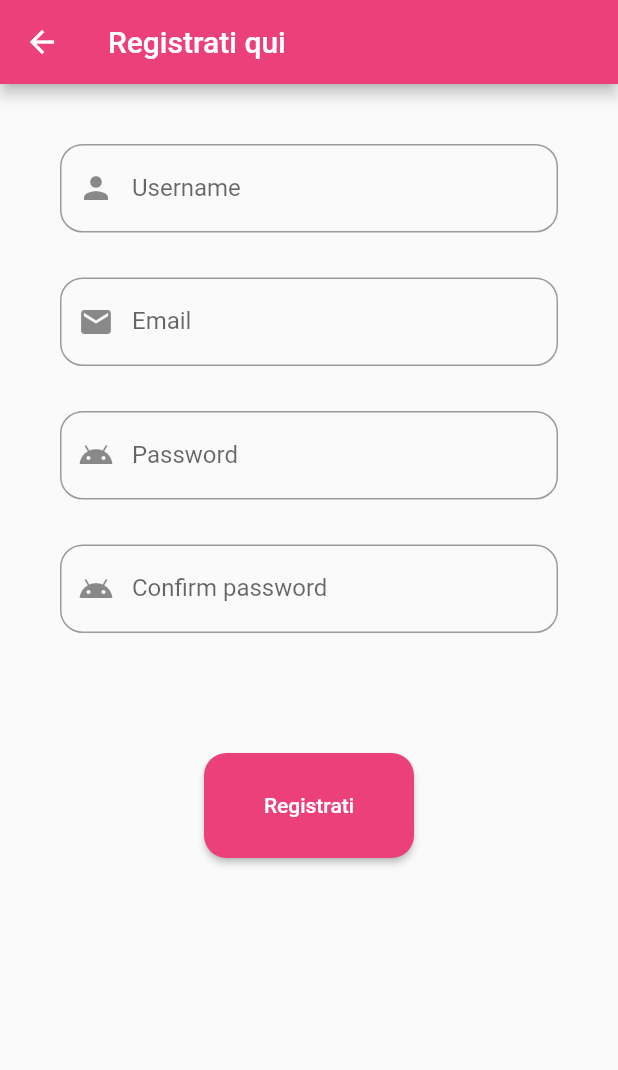
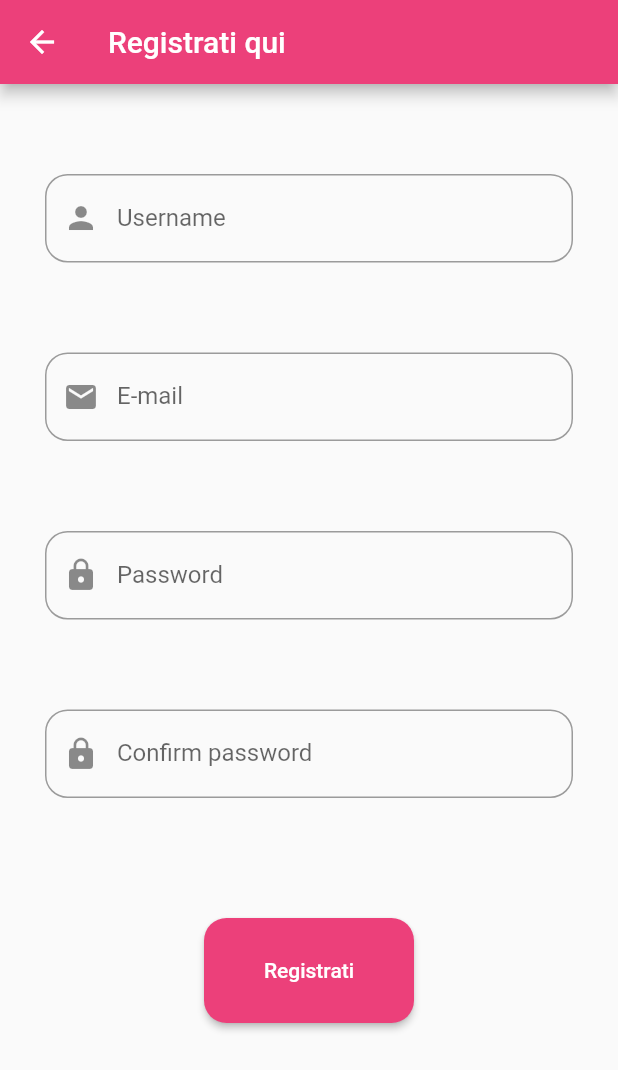
Before and after one commit to edoremo00/authusermobile, a Flutter app: the Registerstatteful screen opened by its route, on a phone screen of 412 x 824 dp. Shown: the top 1070 px of the screen. Run offline on Flutter 3.47's test engine with Material 2 defaults, Android fonts, the phone set to English and light mode, and no system bars.

Commit message:
modificata usando widget riusabile

```diff
--- a/lib/schermate/Registerstateful.dart
+++ b/lib/schermate/Registerstateful.dart
@@ -57,55 +57,39 @@ class _RegisterstattefulState extends State<Registerstatteful> {
         children: [
           SingleChildScrollView(
             //scrollDirection: Axis.vertical,
-            padding: EdgeInsets.all(40),
+            padding: EdgeInsets.only(top: 60, left: 30, right: 30, bottom: 30),
             child: Column(
-              //crossAxisAlignment: CrossAxisAlignment.center,
               children: [
-                /*Textfieldregister(   CAPIRE COME USARE MIO WIDGET CUSTOM
-                    labeltext: 'pippo',
-                  )*/
-                TextField(
-                  decoration: InputDecoration(
-                      border: OutlineInputBorder(
-                          borderRadius: BorderRadius.all(Radius.circular(15))),
-                      labelText: 'Username',
-                      prefixIcon: Icon(Icons.person)),
+                Textfieldregister(
+                    labeltext: 'Username',
+                    prefixicon: Icon(Icons.person),
+                    textInputAction: TextInputAction.next),
+                SizedBox(
+                  height: 60,
+                ),
+                Textfieldregister(
+                  labeltext: 'E-mail',
+                  prefixicon: Icon(Icons.email),
+                  textInputType: TextInputType.emailAddress,
+                  textInputAction: TextInputAction.next,
                 ),
                 SizedBox(
-                  height: 30,
+                  height: 60,
                 ),
-                TextField(
-                  decoration: InputDecoration(
-                    border: OutlineInputBorder(
-                        borderRadius: BorderRadius.all(Radius.circular(15))),
-                    labelText: 'Email',
-                    prefixIcon: Icon(Icons.email),
-                  ),
-                  keyboardType: TextInputType.emailAddress,
+                Textfieldregister(
+                  labeltext: 'Password',
+                  prefixicon: Icon(Icons.lock),
+                  obscuretext: true,
+                  textInputAction: TextInputAction.next,
                 ),
                 SizedBox(
-                  height: 30,
+                  height: 60,
                 ),
-                TextField(
-                  decoration: InputDecoration(
-                    border: OutlineInputBorder(
-                        borderRadius: BorderRadius.all(Radius.circular(15))),
-                    labelText: 'Password',
-                    prefixIcon: Icon(Icons.android),
-                  ),
-                  keyboardType: TextInputType.emailAddress,
-                ),
-                SizedBox(
-                  height: 30,
-                ),
-                TextField(
-                  decoration: InputDecoration(
-                    border: OutlineInputBorder(
-                        borderRadius: BorderRadius.all(Radius.circular(15))),
-                    labelText: 'Confirm password',
-                    prefixIcon: Icon(Icons.android),
-                  ),
-                  keyboardType: TextInputType.emailAddress,
+                Textfieldregister(
+                  labeltext: 'Confirm password',
+                  prefixicon: Icon(Icons.lock),
+                  obscuretext: true,
+                  textInputAction: TextInputAction.done,
                 ),
                 SizedBox(
                   height: 80,
```
